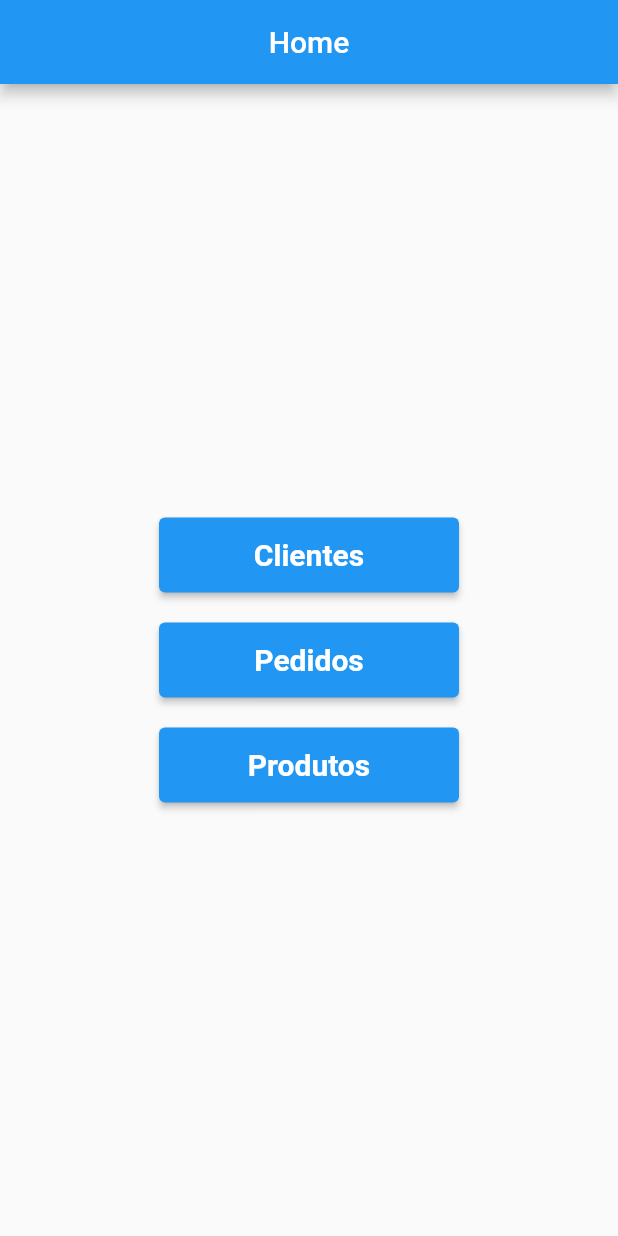
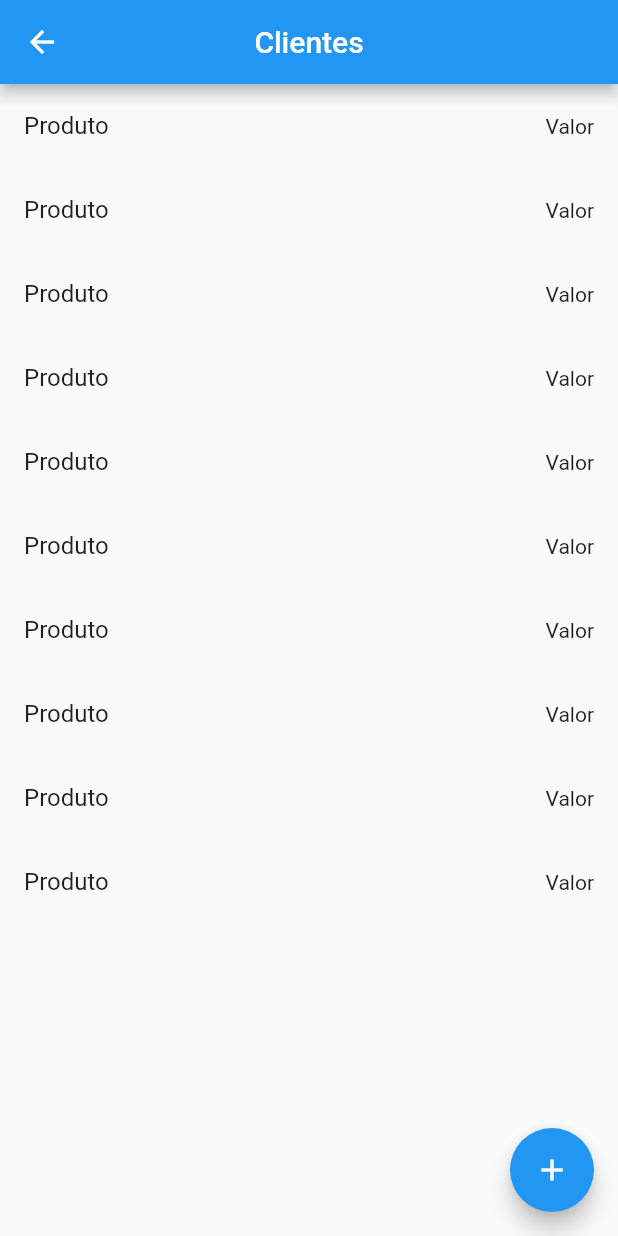
Before and after one commit to thiagothisan/pedidos, a Flutter app: the screen it shows after launch, after a tap on "Clientes", on a phone screen of 412 x 824 dp. Run offline on Flutter 3.47's test engine with Material 2 defaults, Android fonts, the phone set to English and light mode, and no system bars; our stand-ins replace sqflite; accounts and stored records are empty.

Commit message:
Adicionado a listagem de clientes

```diff
--- a/lib/main.dart
+++ b/lib/main.dart
@@ -1,4 +1,5 @@
 import 'package:flutter/material.dart';
+import 'package:pedidos/views/clientes/clientes_view.dart';
 import 'package:pedidos/views/home/home_view.dart';
 
 void main() {
@@ -17,6 +18,7 @@ class MyApp extends StatelessWidget {
       initialRoute: '/',
       routes: {
         '/': (context) => HomeView(),
+        '/clientes': (context) => ClientesView(),
       },
     );
   }
--- /dev/null
+++ b/lib/views/clientes/clientes_view.dart
@@ -0,0 +1,49 @@
+import 'package:flutter/material.dart';
+
+class ClientesView extends StatefulWidget {
+  const ClientesView({Key? key}) : super(key: key);
+
+  @override
+  _ClientesViewState createState() => _ClientesViewState();
+}
+
+class _ClientesViewState extends State<ClientesView> {
+  @override
+  Widget build(BuildContext context) {
+    return Scaffold(
+      appBar: AppBar(
+        title: Text('Clientes'),
+        centerTitle: true,
+      ),
+      body: FutureBuilder(
+          builder: (BuildContext context, AsyncSnapshot snapshot) {
+        if (snapshot.connectionState == ConnectionState.waiting) {
+          return Center(
+            child: CircularProgressIndicator(),
+          );
+        } else {
+          if (snapshot.error != null) {
+            return Center(
+              child: Text('Ocorreu um erro'),
+            );
+          } else {
+            return ListView.builder(
+                itemCount: 10,
+                itemBuilder: (context, index) {
+                  return ListTile(
+                    title: Text('Produto'),
+                    trailing: Text('Valor'),
+                  );
+                });
+          }
+        }
+      }),
+      floatingActionButton: FloatingActionButton(
+        onPressed: () {},
+        child: const Icon(
+          Icons.add,
+        ),
+      ),
+    );
+  }
+}
```
